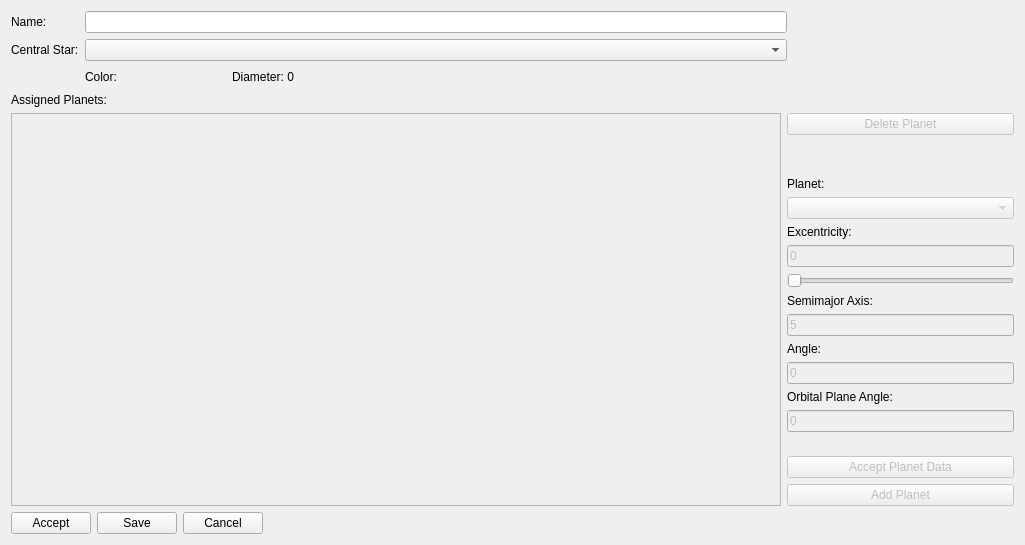
Qt form forms/solarsystem/solarsystemdetails.ui (fdeitelhoff/SolarSystemSimulation) before a commit.
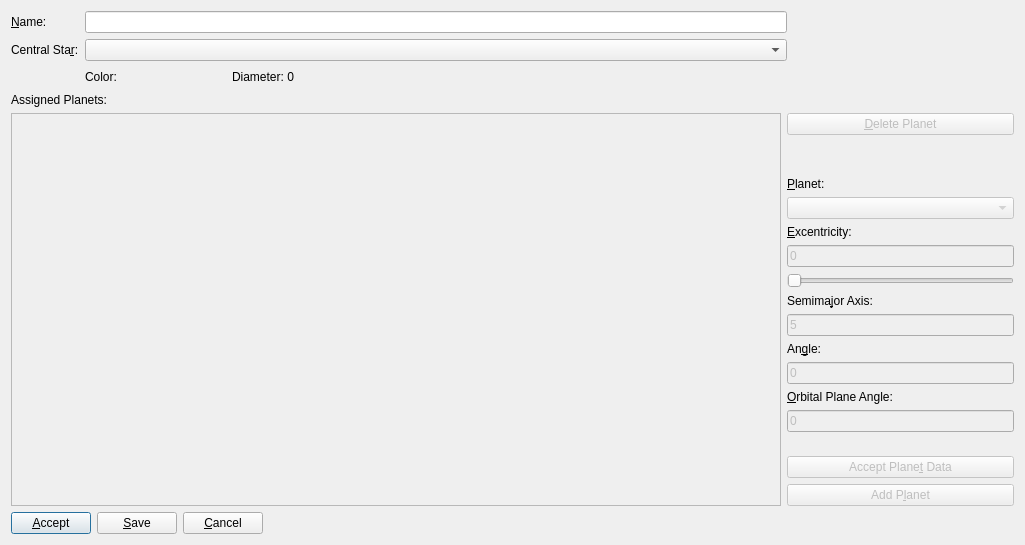
The same form after that commit.

```diff
--- a/forms/solarsystem/solarsystemdetails.ui
+++ b/forms/solarsystem/solarsystemdetails.ui
@@ -23,7 +23,10 @@
          <item row="0" column="0">
           <widget class="QLabel" name="label">
            <property name="text">
-            <string>Name:</string>
+            <string>&amp;Name:</string>
+           </property>
+           <property name="buddy">
+            <cstring>name</cstring>
            </property>
           </widget>
          </item>
@@ -40,7 +43,10 @@
          <item row="1" column="0">
           <widget class="QLabel" name="label_2">
            <property name="text">
-            <string>Central Star:</string>
+            <string>Central Sta&amp;r:</string>
+           </property>
+           <property name="buddy">
+            <cstring>stars</cstring>
            </property>
           </widget>
          </item>
@@ -170,7 +176,7 @@
               <bool>false</bool>
              </property>
              <property name="text">
-              <string>Delete Planet</string>
+              <string>&amp;Delete Planet</string>
              </property>
             </widget>
            </item>
@@ -190,7 +196,10 @@
            <item>
             <widget class="QLabel" name="label_4">
              <property name="text">
-              <string>Planet:</string>
+              <string>&amp;Planet:</string>
+             </property>
+             <property name="buddy">
+              <cstring>planets</cstring>
              </property>
             </widget>
            </item>
@@ -204,7 +213,10 @@
            <item>
             <widget class="QLabel" name="excentricityLabel">
              <property name="text">
-              <string>Excentricity:</string>
+              <string>&amp;Excentricity:</string>
+             </property>
+             <property name="buddy">
+              <cstring>excentricityEdit</cstring>
              </property>
             </widget>
            </item>
@@ -234,7 +246,10 @@
            <item>
             <widget class="QLabel" name="label_6">
              <property name="text">
-              <string>Semimajor Axis:</string>
+              <string>Semima&amp;jor Axis:</string>
+             </property>
+             <property name="buddy">
+              <cstring>semimajorAxis</cstring>
              </property>
             </widget>
            </item>
@@ -251,7 +266,10 @@
            <item>
             <widget class="QLabel" name="label_5">
              <property name="text">
-              <string>Angle:</string>
+              <string>An&amp;gle:</string>
+             </property>
+             <property name="buddy">
+              <cstring>angle</cstring>
              </property>
             </widget>
            </item>
@@ -268,7 +286,10 @@
            <item>
             <widget class="QLabel" name="label_8">
              <property name="text">
-              <string>Orbital Plane Angle:</string>
+              <string>&amp;Orbital Plane Angle:</string>
+             </property>
+             <property name="buddy">
+              <cstring>orbitalPlaneAngle</cstring>
              </property>
             </widget>
            </item>
@@ -307,7 +328,7 @@
               <bool>false</bool>
              </property>
              <property name="text">
-              <string>Accept Planet Data</string>
+              <string>Accept Plane&amp;t Data</string>
              </property>
             </widget>
            </item>
@@ -317,7 +338,7 @@
               <bool>false</bool>
              </property>
              <property name="text">
-              <string>Add Planet</string>
+              <string>Add P&amp;lanet</string>
              </property>
             </widget>
            </item>
@@ -332,21 +353,24 @@
        <item>
         <widget class="QPushButton" name="accept">
          <property name="text">
-          <string>Accept</string>
+          <string>&amp;Accept</string>
+         </property>
+         <property name="default">
+          <bool>true</bool>
          </property>
         </widget>
        </item>
        <item>
         <widget class="QPushButton" name="ok">
          <property name="text">
-          <string>Save</string>
+          <string>&amp;Save</string>
          </property>
         </widget>
        </item>
        <item>
         <widget class="QPushButton" name="cancel">
          <property name="text">
-          <string>Cancel</string>
+          <string>&amp;Cancel</string>
          </property>
         </widget>
        </item>
```
Left out of the diff: 9 changed lines with no effect on the pictures.
